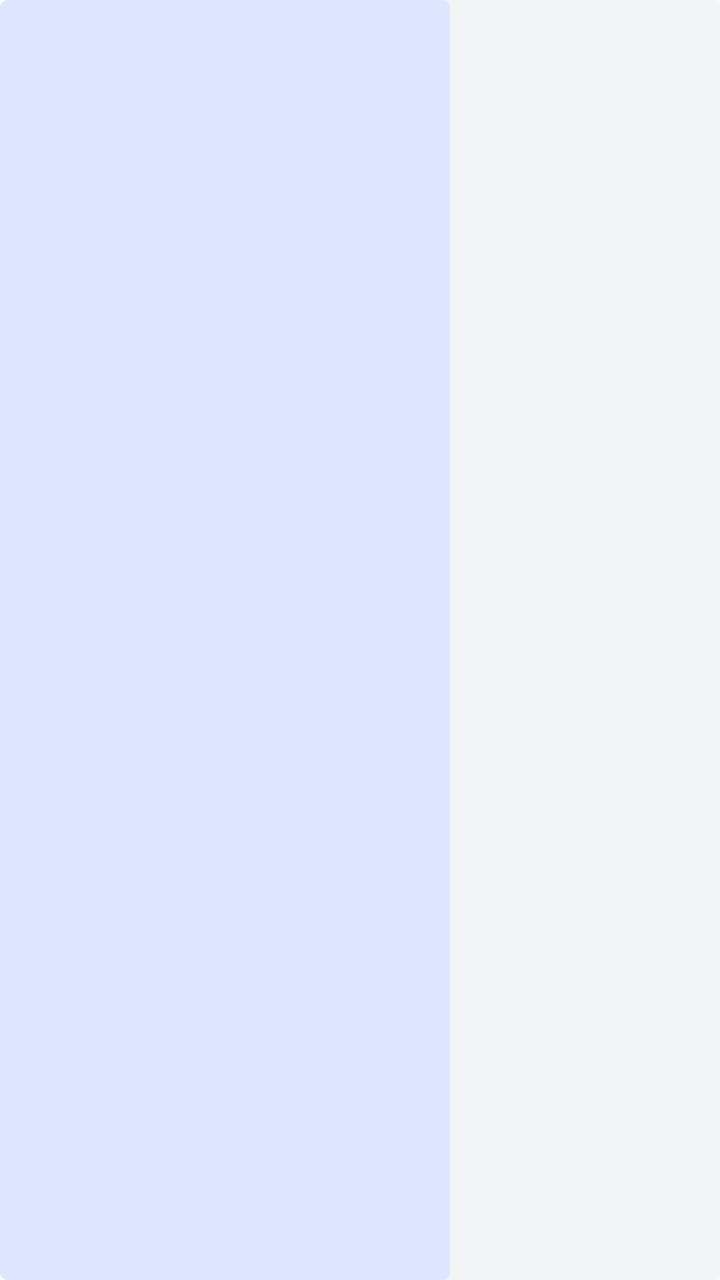
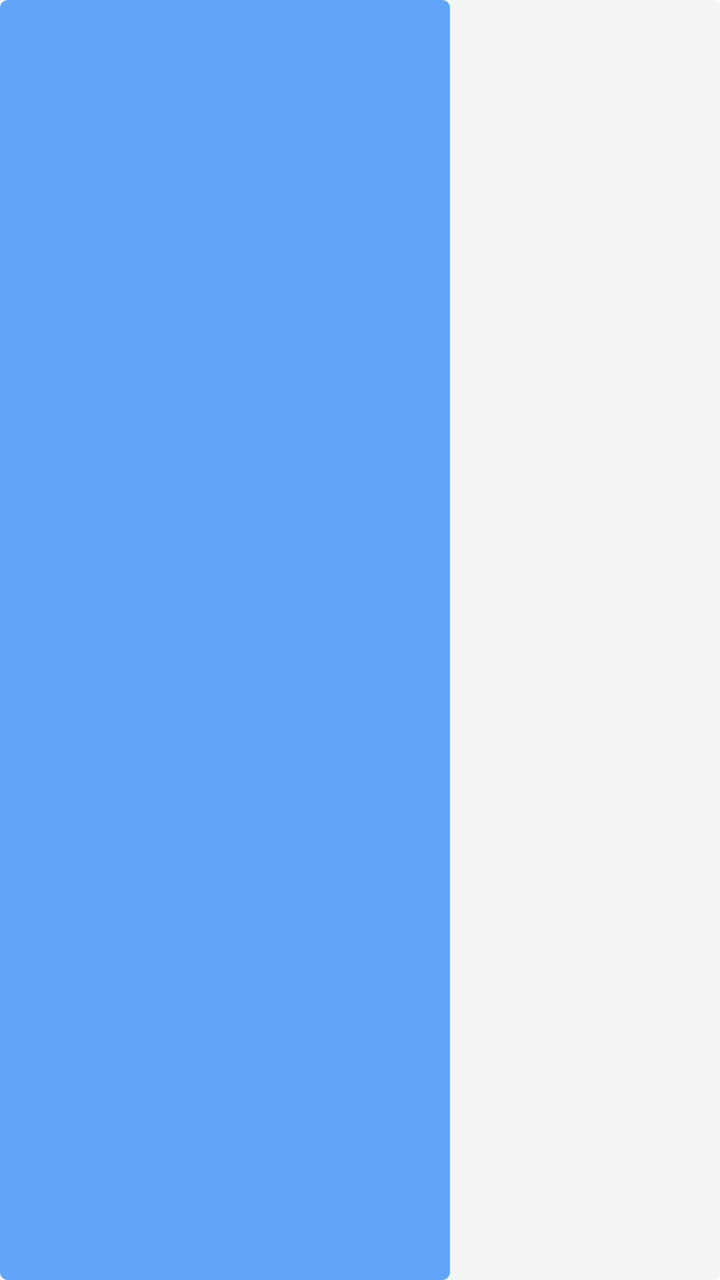

Before-and-after screenshots of an Android layout around one commit, followed by the original layout XML and the change that was made.
<!-- AndroidManifest.xml: application theme AppTheme -->
<!-- res/layout/widget_progress_exercise_light.xml -->
<ProgressBar xmlns:android="http://schemas.android.com/apk/res/android" android:id="@+id/widget_progress" style="?android:attr/progressBarStyleHorizontal" android:layout_width="match_parent" android:layout_height="6dp" android:max="10000" android:progress="6250" android:indeterminate="false" android:progressDrawable="@drawable/widget_progress" android:progressTint="@color/widget_exercise_light_fill" android:progressBackgroundTint="#4D9BB1CA"/>
<!-- resources referenced by this layout -->
<resources>
  <color name="widget_exercise_light_fill">#dce7ff</color>
  <!-- drawable widget_progress (drawable) -->
  <layer-list xmlns:android="http://schemas.android.com/apk/res/android">
      <item android:id="@android:id/background">
          <shape><corners android:radius="4dp"/><solid android:color="#4D9BB1CA"/></shape>
      </item>
      <item android:id="@android:id/progress">
          <scale android:scaleWidth="100%" android:scaleGravity="left"><shape><corners android:radius="4dp"/><solid android:color="#FFB987"/></shape></scale>
      </item>
  </layer-list>
  <style name="AppTheme" parent="Theme.AppCompat.Light.DarkActionBar">
          
          <item name="colorPrimary">@color/colorPrimary</item>
          <item name="colorPrimaryDark">@color/colorPrimaryDark</item>
          <item name="colorAccent">@color/colorAccent</item>
      </style>
</resources>

<!-- the commit's change to res/layout/widget_progress_exercise_light.xml (unified diff, before → after) -->
@@ -1 +1 @@
-<ProgressBar xmlns:android="http://schemas.android.com/apk/res/android" android:id="@+id/widget_progress" style="?android:attr/progressBarStyleHorizontal" android:layout_width="match_parent" android:layout_height="6dp" android:max="10000" android:progress="6250" android:indeterminate="false" android:progressDrawable="@drawable/widget_progress" android:progressTint="@color/widget_exercise_light_fill" android:progressBackgroundTint="#4D9BB1CA"/>
+<ProgressBar xmlns:android="http://schemas.android.com/apk/res/android" android:id="@+id/widget_progress" style="?android:attr/progressBarStyleHorizontal" android:layout_width="match_parent" android:layout_height="6dp" android:max="10000" android:progress="6250" android:indeterminate="false" android:progressDrawable="@drawable/widget_progress" android:progressTint="@color/widget_exercise_bright" android:progressBackgroundTint="#4D9BB1CA"/>
<!-- resource entries referenced after the edit -->
@@ -1,6 +1,6 @@
 <!-- resources referenced by this layout -->
 <resources>
-  <color name="widget_exercise_light_fill">#dce7ff</color>
+  <color name="widget_exercise_bright">#60A5FA</color>
   <!-- drawable widget_progress (drawable) -->
   <layer-list xmlns:android="http://schemas.android.com/apk/res/android">
       <item android:id="@android:id/background">
